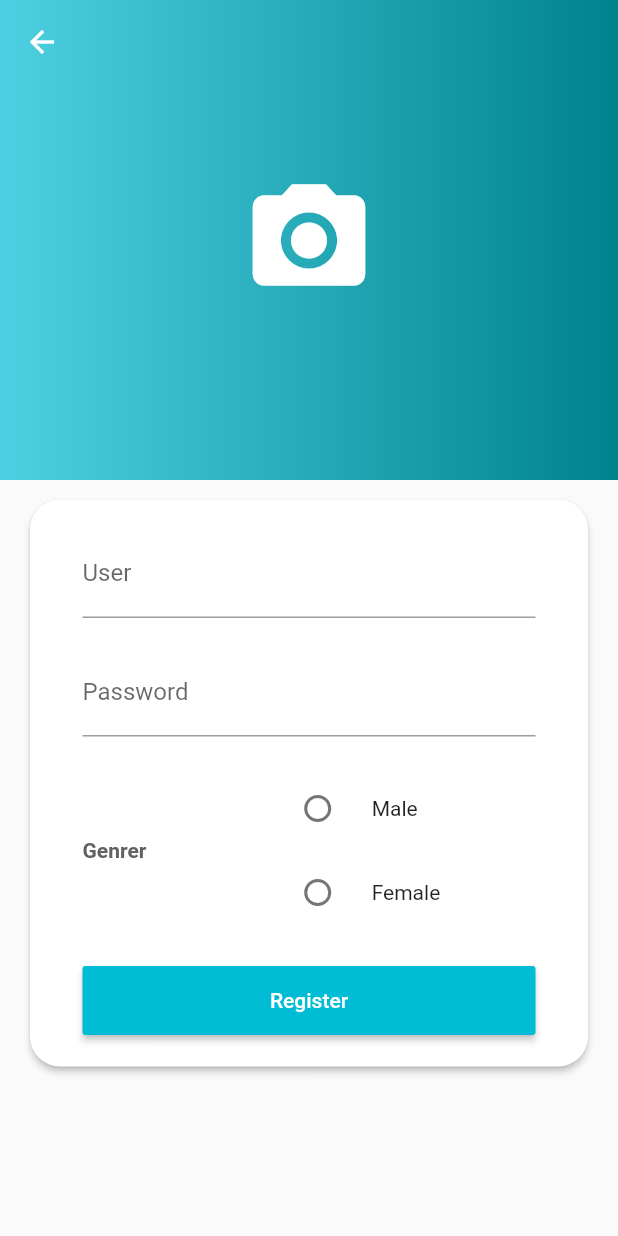
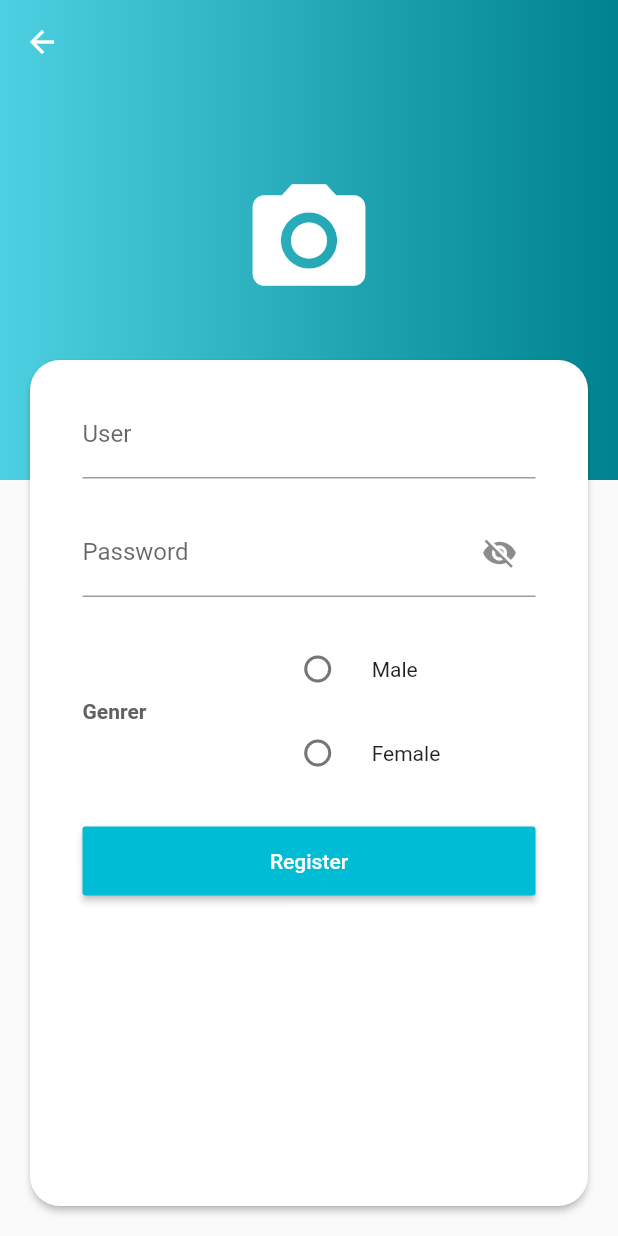
Before and after one commit to AlexixsGit/cookbook-flutter-app, a Flutter app: the RegisterPage screen opened by its route, on a phone screen of 412 x 824 dp. Run offline on Flutter 3.47's test engine with Material 2 defaults, Android fonts, the phone set to English and light mode, and no system bars; our stand-ins replace image_picker; missing offline and left inert: flutter_modulo1_fake_backend; statements that could not run were skipped.

Commit message:
Password field shows or hides the value

```diff
--- a/lib/src/screens/register_page.dart
+++ b/lib/src/screens/register_page.dart
@@ -24,6 +24,7 @@ class _RegisterPageState extends State<RegisterPage> {
   String _errorMessage = '';
   File imageFile;
   Genrer genrer;
+  bool showPassword = false;
 
   @override
   Widget build(BuildContext context) {
@@ -58,8 +59,7 @@ class _RegisterPageState extends State<RegisterPage> {
                   child: Padding(
                     padding: const EdgeInsets.symmetric(
                         horizontal: 35, vertical: 20),
-                    child: Column(
-                      mainAxisSize: MainAxisSize.min,
+                    child: ListView(
                       children: [
                         TextFormField(
                           decoration: InputDecoration(labelText: 'User'),
@@ -77,8 +77,19 @@ class _RegisterPageState extends State<RegisterPage> {
                           height: 20,
                         ),
                         TextFormField(
-                          decoration: InputDecoration(labelText: 'Password'),
-                          obscureText: true,
+                          decoration: InputDecoration(
+                              labelText: 'Password',
+                              suffixIcon: IconButton(
+                                icon: Icon(showPassword
+                                    ? Icons.visibility
+                                    : Icons.visibility_off),
+                                onPressed: () {
+                                  setState(() {
+                                    this.showPassword = !showPassword;
+                                  });
+                                },
+                              )),
+                          obscureText: !this.showPassword,
                           onSaved: (value) {
                             this._password = value;
                           },
@@ -186,7 +197,5 @@ class _RegisterPageState extends State<RegisterPage> {
     );
   }
 
-  void _register(BuildContext context) {
-
-  }
+  void _register(BuildContext context) {}
 }
```
